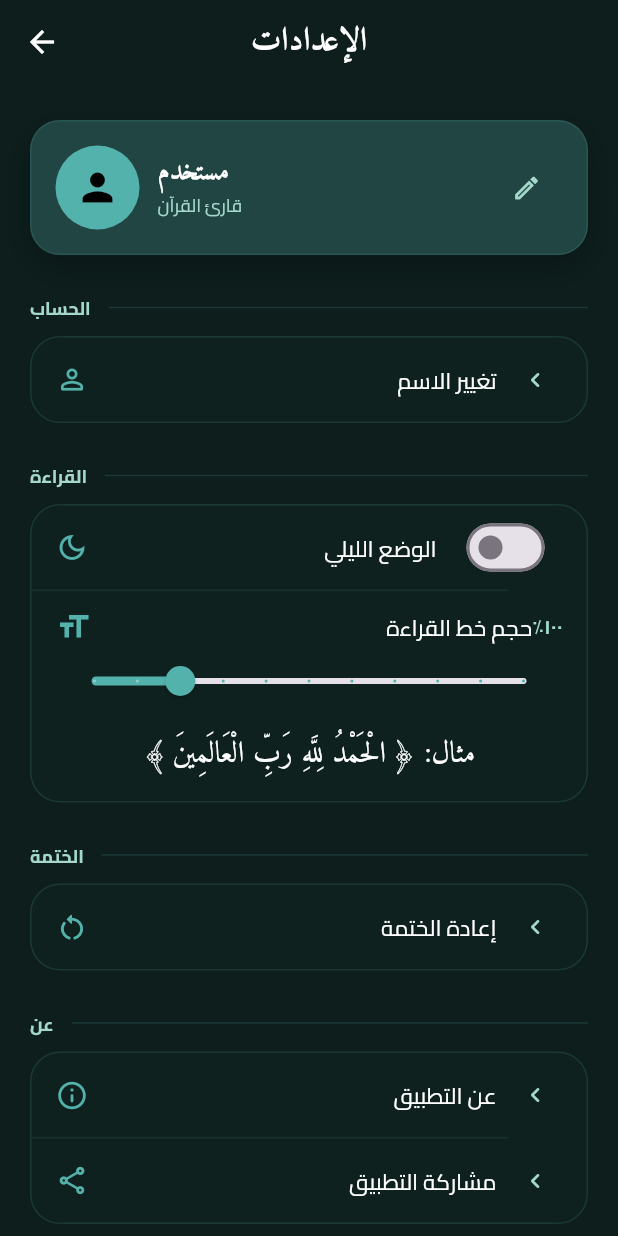
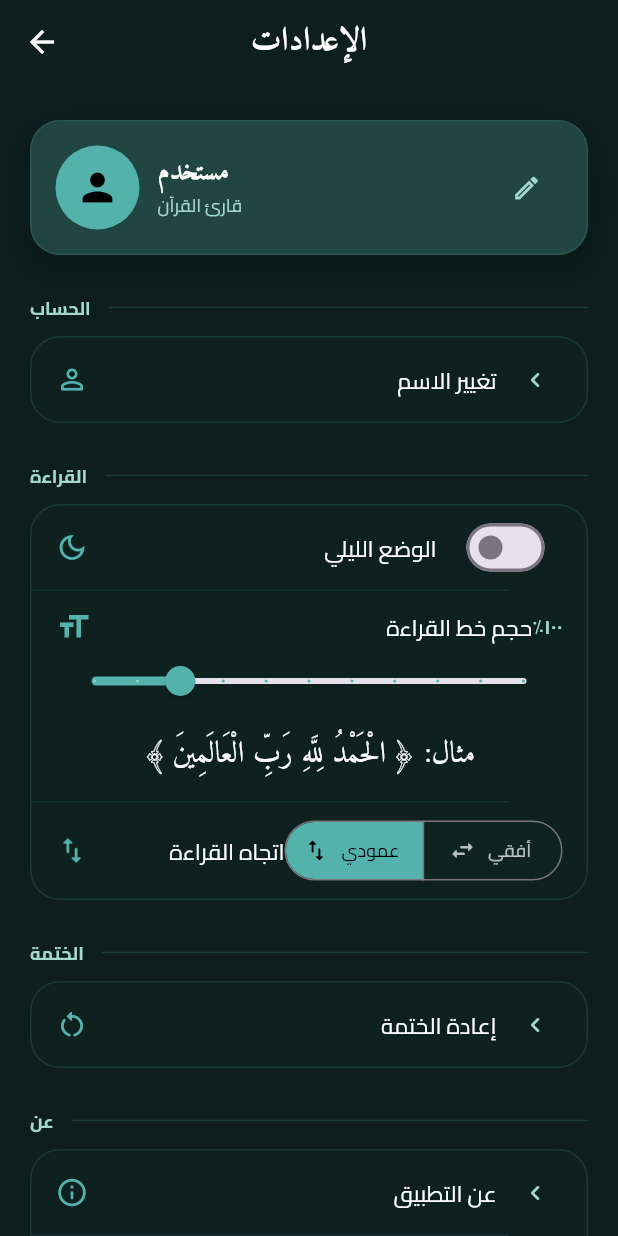
Before and after one commit to MoaazAlkehelat/iyad-alquran-app, a Flutter app: the SettingsScreen screen opened directly, on a phone screen of 412 x 824 dp. Run offline on Flutter 3.47's test engine with Material 3 defaults, Android fonts, the phone set to English and light mode, and no system bars; our stand-ins replace scrollable_positioned_list, share_plus, shared_preferences; missing offline and left inert: quran; accounts and stored records are empty.

Commit message:
Reader: horizontal page-flip layout, smoother pinch-zoom, consolidated options
- Add ReaderLayout (vertical/horizontal) setting, persisted in AppSettings.
  Horizontal mode is a PageView page-flip (one mushaf page per swipe); each
  page scrolls internally for oversized fonts. Auto-scroll FAB is hidden in
  this mode.
- Pinch-zoom no longer reflows every page per gesture frame: the live pinch
  drives a compositor-only Transform.scale, and the real font scale (one
  relayout) is applied once on gesture end.
- Fold the reader app bar's font-size popup and dark-mode toggle into one
  reader-options bottom sheet (font size + layout + dark mode); bookmark
  stays as its own icon. Same layout toggle added to the Settings screen.

Co-Authored-By: Claude Sonnet 5 <noreply@anthropic.com>
Claude-Session: https://claude.ai/code/session_015iQoeVPw8FEoPp65jXoKrb

```diff
--- a/lib/features/settings/screens/settings_screen.dart
+++ b/lib/features/settings/screens/settings_screen.dart
@@ -105,6 +105,8 @@ class _SettingsScreenState extends State<SettingsScreen> {
             ),
             _divider(),
             _fontSizeTile(settings),
+            _divider(),
+            _readerLayoutTile(settings),
           ]),
           const SizedBox(height: AppSpace.xl),
           const SectionHeader('الختمة'),
@@ -235,6 +237,48 @@ class _SettingsScreenState extends State<SettingsScreen> {
     );
   }
 
+  Widget _readerLayoutTile(AppSettings settings) {
+    return Padding(
+      padding: const EdgeInsets.symmetric(
+          horizontal: AppSpace.lg, vertical: AppSpace.sm),
+      child: Row(
+        children: [
+          const Icon(Icons.swap_vert_rounded, color: AppColors.teal, size: 22),
+          const SizedBox(width: 12),
+          Expanded(
+            child: Text('اتجاه القراءة',
+                textDirection: TextDirection.rtl,
+                style: AppTextStyles.bodyAr(color: Colors.white, fontSize: 15)),
+          ),
+          SegmentedButton<ReaderLayout>(
+            segments: const [
+              ButtonSegment(
+                value: ReaderLayout.vertical,
+                icon: Icon(Icons.swap_vert_rounded, size: 18),
+                label: Text('عمودي'),
+              ),
+              ButtonSegment(
+                value: ReaderLayout.horizontal,
+                icon: Icon(Icons.swap_horiz_rounded, size: 18),
+                label: Text('أفقي'),
+              ),
+            ],
+            selected: {settings.readerLayout},
+            showSelectedIcon: false,
+            onSelectionChanged: (s) => settings.setReaderLayout(s.first),
+            style: SegmentedButton.styleFrom(
+              backgroundColor: AppColors.overlay,
+              foregroundColor: Colors.white70,
+              selectedBackgroundColor: AppColors.teal,
+              selectedForegroundColor: Colors.black,
+              textStyle: AppTextStyles.bodyAr(fontSize: 12),
+            ),
+          ),
+        ],
+      ),
+    );
+  }
+
   Widget _tile({
     required IconData icon,
     required String title,
```
Also changed, not shown: lib/core/state/app_settings.dart (+20 -14 lines), lib/features/quran/screens/reader_screen.dart (+120 -71 lines), lib/features/quran/widgets/pinch_to_scale.dart (+10 -2 lines), lib/features/quran/widgets/reader_options_sheet.dart (added, +154 -0 lines).
